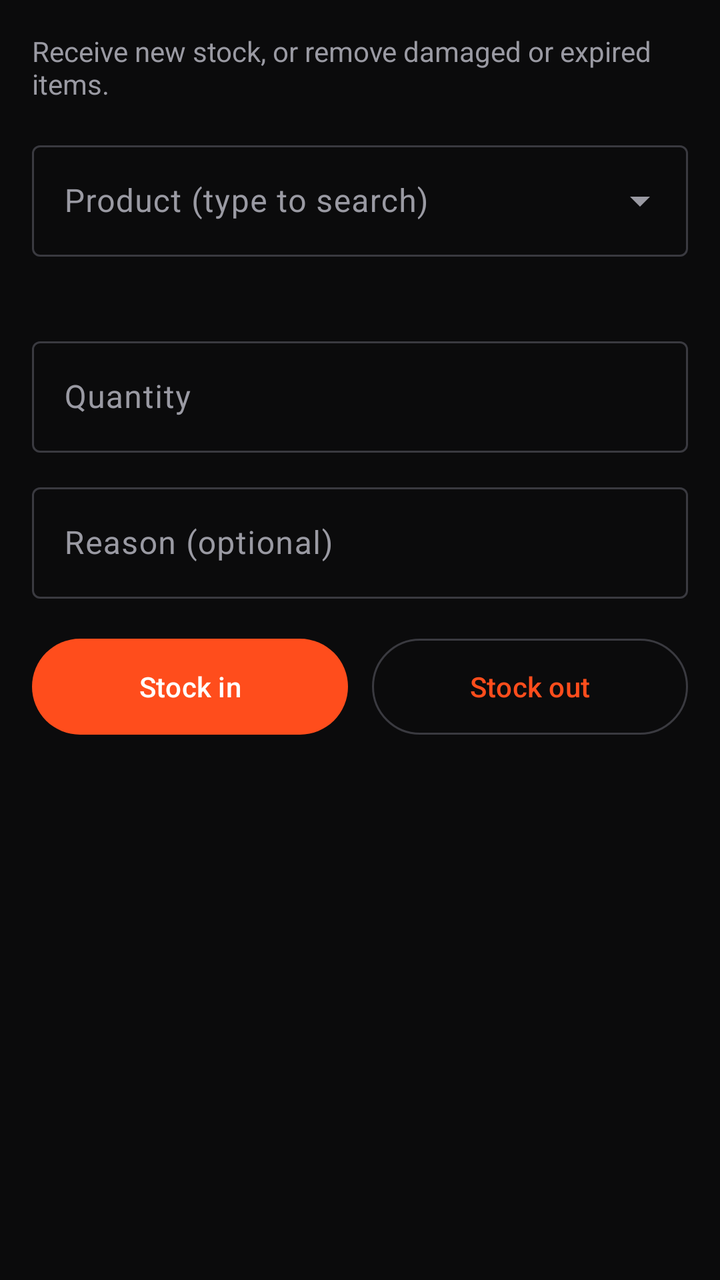
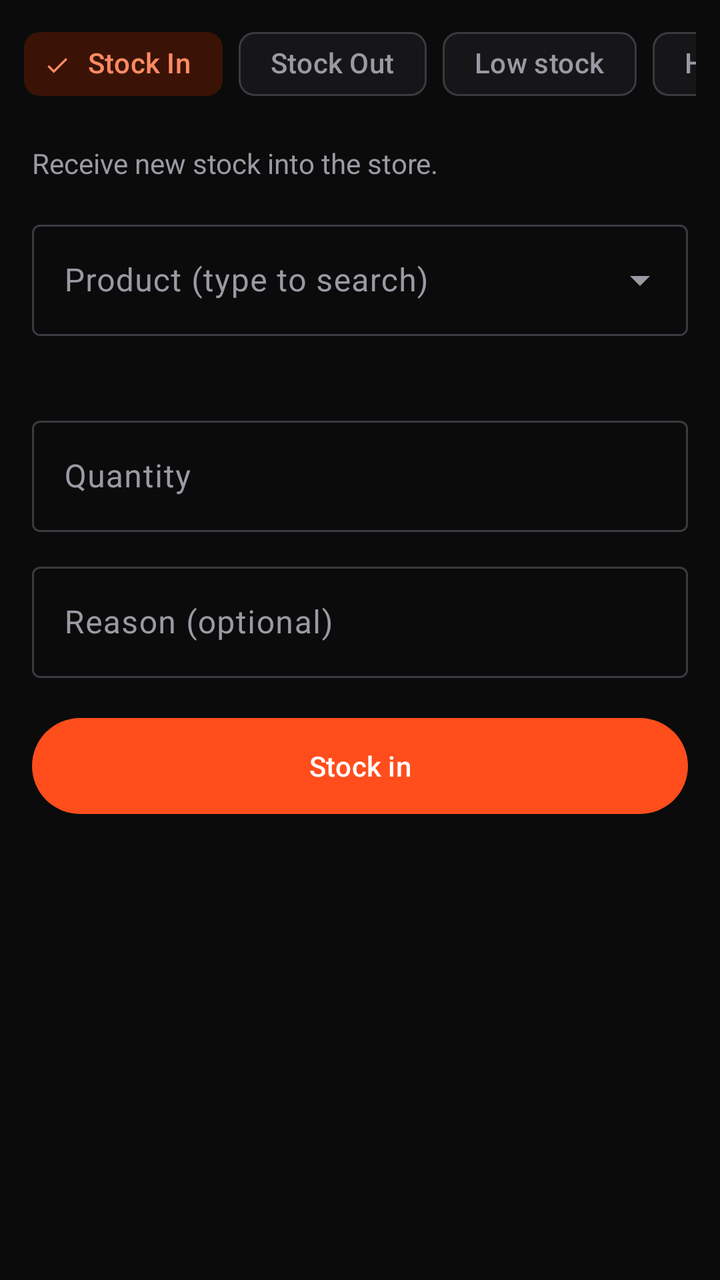

Before-and-after screenshots of an Android layout around one commit, followed by the original layout XML and the change that was made.
<!-- AndroidManifest.xml: application theme Theme.BxoStock -->
<!-- res/layout/fragment_stock.xml -->
<?xml version="1.0" encoding="utf-8"?>
<ScrollView xmlns:android="http://schemas.android.com/apk/res/android"
    xmlns:app="http://schemas.android.com/apk/res-auto"
    android:layout_width="match_parent"
    android:layout_height="match_parent">

    <LinearLayout
        android:layout_width="match_parent"
        android:layout_height="wrap_content"
        android:orientation="vertical"
        android:padding="16dp">

        <TextView android:layout_width="wrap_content" android:layout_height="wrap_content"
            android:text="Receive new stock, or remove damaged or expired items."
            android:textColor="?attr/colorOnSurfaceVariant" />

        <com.google.android.material.textfield.TextInputLayout
            style="@style/Widget.Material3.TextInputLayout.OutlinedBox.ExposedDropdownMenu"
            android:layout_width="match_parent" android:layout_height="wrap_content"
            android:layout_marginTop="16dp" android:hint="Product (type to search)">
            <com.google.android.material.textfield.MaterialAutoCompleteTextView
                android:id="@+id/acProduct" android:layout_width="match_parent"
                android:layout_height="wrap_content" android:inputType="text" />
        </com.google.android.material.textfield.TextInputLayout>

        <TextView android:id="@+id/tvInfo" android:layout_width="wrap_content"
            android:layout_height="wrap_content" android:layout_marginTop="6dp"
            android:textColor="?attr/colorPrimary" android:textStyle="bold" />

        <com.google.android.material.textfield.TextInputLayout
            style="@style/Widget.Material3.TextInputLayout.OutlinedBox"
            android:layout_width="match_parent" android:layout_height="wrap_content"
            android:layout_marginTop="12dp" android:hint="Quantity">
            <com.google.android.material.textfield.TextInputEditText
                android:id="@+id/etQty" android:layout_width="match_parent"
                android:layout_height="wrap_content" android:inputType="number" android:maxLength="6" />
        </com.google.android.material.textfield.TextInputLayout>

        <com.google.android.material.textfield.TextInputLayout
            style="@style/Widget.Material3.TextInputLayout.OutlinedBox"
            android:layout_width="match_parent" android:layout_height="wrap_content"
            android:layout_marginTop="12dp" android:hint="Reason (optional)">
            <com.google.android.material.textfield.TextInputEditText
                android:id="@+id/etReason" android:layout_width="match_parent"
                android:layout_height="wrap_content" android:inputType="text" android:maxLength="200" />
        </com.google.android.material.textfield.TextInputLayout>

        <LinearLayout android:layout_width="match_parent" android:layout_height="wrap_content"
            android:layout_marginTop="16dp" android:orientation="horizontal">
            <com.google.android.material.button.MaterialButton android:id="@+id/btnIn"
                android:layout_width="0dp" android:layout_height="56dp" android:layout_marginEnd="6dp"
                android:layout_weight="1" android:text="Stock in" />
            <com.google.android.material.button.MaterialButton android:id="@+id/btnOut"
                style="@style/Widget.Material3.Button.OutlinedButton"
                android:layout_width="0dp" android:layout_height="56dp" android:layout_marginStart="6dp"
                android:layout_weight="1" android:text="Stock out" />
        </LinearLayout>

        <TextView android:id="@+id/tvMessage" android:layout_width="match_parent"
            android:layout_height="wrap_content" android:layout_marginTop="12dp"
            android:textColor="#FF6B6B" android:visibility="gone" />
    </LinearLayout>
</ScrollView>
<!-- resources referenced by this layout -->
<resources>
  <style name="Theme.BxoStock" parent="Base.Theme.BxoStock" />
  <style name="Base.Theme.BxoStock" parent="Theme.Material3.Dark.NoActionBar">
          <item name="colorPrimary">#FF4D1C</item>
          <item name="colorOnPrimary">#FFFFFF</item>
          <item name="colorSecondaryContainer">#3A1306</item>
          <item name="colorOnSecondaryContainer">#FF8A63</item>
          <item name="android:colorBackground">#0B0B0C</item>
          <item name="colorSurface">#161618</item>
          <item name="colorOnSurface">#F2F2F2</item>
          <item name="colorOnSurfaceVariant">#9A9AA3</item>
          <item name="colorOutline">#3A3A40</item>
          <item name="android:statusBarColor">#0B0B0C</item>
          <item name="android:navigationBarColor">#161618</item>
      </style>
</resources>

<!-- the commit's change to res/layout/fragment_stock.xml (unified diff, before → after) -->
@@ -1,63 +1,104 @@
 <?xml version="1.0" encoding="utf-8"?>
-<ScrollView xmlns:android="http://schemas.android.com/apk/res/android"
+<LinearLayout xmlns:android="http://schemas.android.com/apk/res/android"
     xmlns:app="http://schemas.android.com/apk/res-auto"
     android:layout_width="match_parent"
-    android:layout_height="match_parent">
+    android:layout_height="match_parent"
+    android:orientation="vertical">
 
-    <LinearLayout
+    <HorizontalScrollView
         android:layout_width="match_parent"
         android:layout_height="wrap_content"
-        android:orientation="vertical"
-        android:padding="16dp">
+        android:paddingStart="12dp"
+        android:paddingTop="8dp"
+        android:paddingEnd="12dp"
+        android:scrollbars="none">
+        <com.google.android.material.chip.ChipGroup
+            android:id="@+id/chipStock"
+            android:layout_width="wrap_content" android:layout_height="wrap_content"
+            app:selectionRequired="true" app:singleLine="true" app:singleSelection="true">
+            <com.google.android.material.chip.Chip android:id="@+id/chipIn"
+                style="@style/Widget.Material3.Chip.Filter" android:layout_width="wrap_content"
+                android:layout_height="wrap_content" android:checkable="true"
+                android:checked="true" android:text="Stock In" />
+            <com.google.android.material.chip.Chip android:id="@+id/chipOut"
+                style="@style/Widget.Material3.Chip.Filter" android:layout_width="wrap_content"
+                android:layout_height="wrap_content" android:checkable="true" android:text="Stock Out" />
+            <com.google.android.material.chip.Chip android:id="@+id/chipLow"
+                style="@style/Widget.Material3.Chip.Filter" android:layout_width="wrap_content"
+                android:layout_height="wrap_content" android:checkable="true" android:text="Low stock" />
+            <com.google.android.material.chip.Chip android:id="@+id/chipHistory"
+                style="@style/Widget.Material3.Chip.Filter" android:layout_width="wrap_content"
+                android:layout_height="wrap_content" android:checkable="true" android:text="History" />
+        </com.google.android.material.chip.ChipGroup>
+    </HorizontalScrollView>
 
-        <TextView android:layout_width="wrap_content" android:layout_height="wrap_content"
-            android:text="Receive new stock, or remove damaged or expired items."
-            android:textColor="?attr/colorOnSurfaceVariant" />
+    <FrameLayout
+        android:layout_width="match_parent"
+        android:layout_height="0dp"
+        android:layout_weight="1">
 
-        <com.google.android.material.textfield.TextInputLayout
-            style="@style/Widget.Material3.TextInputLayout.OutlinedBox.ExposedDropdownMenu"
-            android:layout_width="match_parent" android:layout_height="wrap_content"
-            android:layout_marginTop="16dp" android:hint="Product (type to search)">
-            <com.google.android.material.textfield.MaterialAutoCompleteTextView
-                android:id="@+id/acProduct" android:layout_width="match_parent"
-                android:layout_height="wrap_content" android:inputType="text" />
-        </com.google.android.material.textfield.TextInputLayout>
+        
+        <ScrollView
+            android:id="@+id/moveForm"
+            android:layout_width="match_parent"
+            android:layout_height="match_parent">
 
-        <TextView android:id="@+id/tvInfo" android:layout_width="wrap_content"
-            android:layout_height="wrap_content" android:layout_marginTop="6dp"
-            android:textColor="?attr/colorPrimary" android:textStyle="bold" />
+            <LinearLayout
+                android:layout_width="match_parent"
+                android:layout_height="wrap_content"
+                android:orientation="vertical"
+                android:padding="16dp">
 
-        <com.google.android.material.textfield.TextInputLayout
-            style="@style/Widget.Material3.TextInputLayout.OutlinedBox"
-            android:layout_width="match_parent" android:layout_height="wrap_content"
-            android:layout_marginTop="12dp" android:hint="Quantity">
-            <com.google.android.material.textfield.TextInputEditText
-                android:id="@+id/etQty" android:layout_width="match_parent"
-                android:layout_height="wrap_content" android:inputType="number" android:maxLength="6" />
-        </com.google.android.material.textfield.TextInputLayout>
+                <TextView android:id="@+id/tvIntro" android:layout_width="wrap_content" android:layout_height="wrap_content"
+                    android:text="Receive new stock into the store."
+                    android:textColor="?attr/colorOnSurfaceVariant" />
 
-        <com.google.android.material.textfield.TextInputLayout
-            style="@style/Widget.Material3.TextInputLayout.OutlinedBox"
-            android:layout_width="match_parent" android:layout_height="wrap_content"
-            android:layout_marginTop="12dp" android:hint="Reason (optional)">
-            <com.google.android.material.textfield.TextInputEditText
-                android:id="@+id/etReason" android:layout_width="match_parent"
-                android:layout_height="wrap_content" android:inputType="text" android:maxLength="200" />
-        </com.google.android.material.textfield.TextInputLayout>
+                <com.google.android.material.textfield.TextInputLayout
+                    style="@style/Widget.Material3.TextInputLayout.OutlinedBox.ExposedDropdownMenu"
+                    android:layout_width="match_parent" android:layout_height="wrap_content"
+                    android:layout_marginTop="16dp" android:hint="Product (type to search)">
+                    <com.google.android.material.textfield.MaterialAutoCompleteTextView
+                        android:id="@+id/acProduct" android:layout_width="match_parent"
+                        android:layout_height="wrap_content" android:inputType="text" />
+                </com.google.android.material.textfield.TextInputLayout>
 
-        <LinearLayout android:layout_width="match_parent" android:layout_height="wrap_content"
-            android:layout_marginTop="16dp" android:orientation="horizontal">
-            <com.google.android.material.button.MaterialButton android:id="@+id/btnIn"
-                android:layout_width="0dp" android:layout_height="56dp" android:layout_marginEnd="6dp"
-                android:layout_weight="1" android:text="Stock in" />
-            <com.google.android.material.button.MaterialButton android:id="@+id/btnOut"
-                style="@style/Widget.Material3.Button.OutlinedButton"
-                android:layout_width="0dp" android:layout_height="56dp" android:layout_marginStart="6dp"
-                android:layout_weight="1" android:text="Stock out" />
-        </LinearLayout>
+                <TextView android:id="@+id/tvInfo" android:layout_width="wrap_content"
+                    android:layout_height="wrap_content" android:layout_marginTop="6dp"
+                    android:textColor="?attr/colorPrimary" android:textStyle="bold" />
 
-        <TextView android:id="@+id/tvMessage" android:layout_width="match_parent"
-            android:layout_height="wrap_content" android:layout_marginTop="12dp"
-            android:textColor="#FF6B6B" android:visibility="gone" />
-    </LinearLayout>
-</ScrollView>
+                <com.google.android.material.textfield.TextInputLayout
+                    style="@style/Widget.Material3.TextInputLayout.OutlinedBox"
+                    android:layout_width="match_parent" android:layout_height="wrap_content"
+                    android:layout_marginTop="12dp" android:hint="Quantity">
+                    <com.google.android.material.textfield.TextInputEditText
+                        android:id="@+id/etQty" android:layout_width="match_parent"
+                        android:layout_height="wrap_content" android:inputType="number" android:maxLength="6" />
+                </com.google.android.material.textfield.TextInputLayout>
+
+                <com.google.android.material.textfield.TextInputLayout
+                    style="@style/Widget.Material3.TextInputLayout.OutlinedBox"
+                    android:layout_width="match_parent" android:layout_height="wrap_content"
+                    android:layout_marginTop="12dp" android:hint="Reason (optional)">
+                    <com.google.android.material.textfield.TextInputEditText
+                        android:id="@+id/etReason" android:layout_width="match_parent"
+                        android:layout_height="wrap_content" android:inputType="text" android:maxLength="200" />
+                </com.google.android.material.textfield.TextInputLayout>
+
+                <com.google.android.material.button.MaterialButton android:id="@+id/btnIn"
+                    android:layout_width="match_parent" android:layout_height="56dp"
+                    android:layout_marginTop="16dp" android:text="Stock in" />
+
+                <TextView android:id="@+id/tvMessage" android:layout_width="match_parent"
+                    android:layout_height="wrap_content" android:layout_marginTop="12dp"
+                    android:textColor="#FF6B6B" android:visibility="gone" />
+            </LinearLayout>
+        </ScrollView>
+
+        
+        <androidx.fragment.app.FragmentContainerView
+            android:id="@+id/subContainer"
+            android:layout_width="match_parent"
+            android:layout_height="match_parent"
+            android:visibility="gone" />
+    </FrameLayout>
+</LinearLayout>
